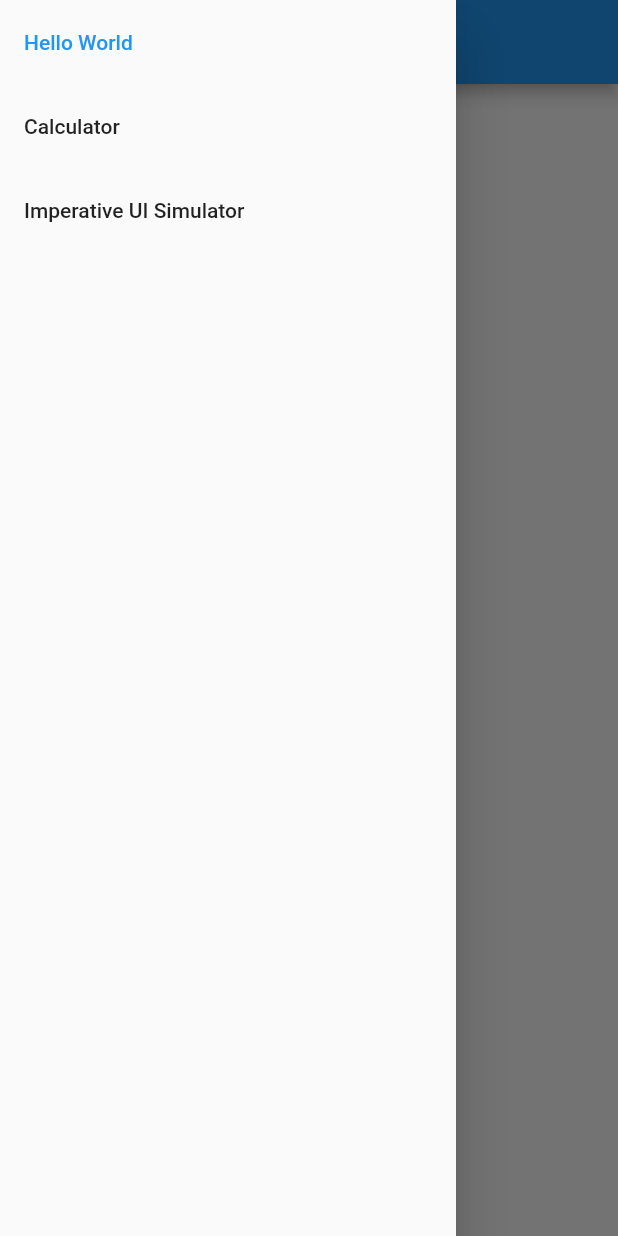
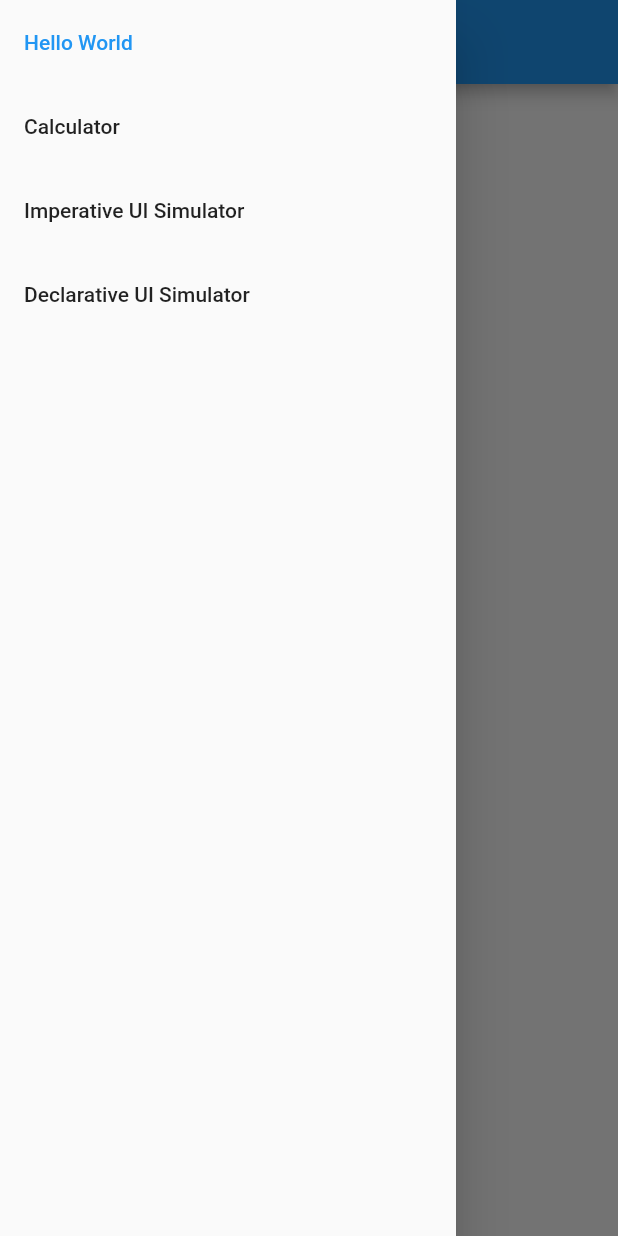
Before and after one commit to toBeOfUse/hacksu_demo, a Flutter app: the screen it shows after launch, with the side drawer open, on a phone screen of 412 x 824 dp. Run offline on Flutter 3.47's test engine with Material 2 defaults, Android fonts, the phone set to English and light mode, and no system bars; missing offline and left inert: expressions.

Commit message:
add declarative mode tab to main

```diff
--- a/lib/main.dart
+++ b/lib/main.dart
@@ -3,11 +3,17 @@ import 'package:hacksu_demo/pages/imperative.dart';
 
 import "pages/helloworld.dart";
 import "pages/calculator.dart";
+import "pages/imperative.dart";
 
 final pageIndex = {
   "Hello World": () => HelloWorld(),
   "Calculator": () => Calculator(),
-  "Imperative UI Simulator": () => CharacterScene()
+  "Imperative UI Simulator": () => CharacterScene(
+        simulatingImperative: true,
+      ),
+  "Declarative UI Simulator": () => CharacterScene(
+        simulatingImperative: false,
+      )
 };
 
 void main() {
```
